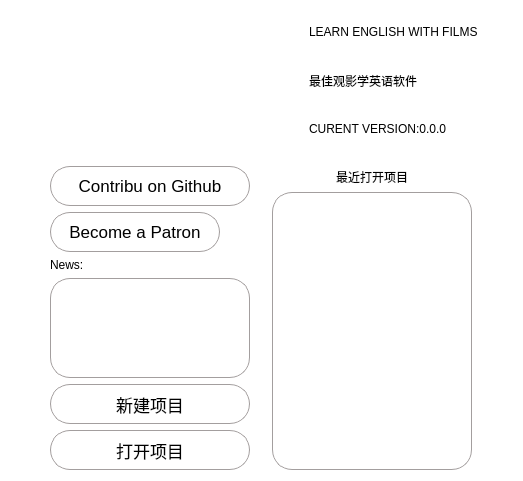
First picture: the form in src/welcomepage.ui, repository yurui105/learnEnglishWithFilms, before the edit.
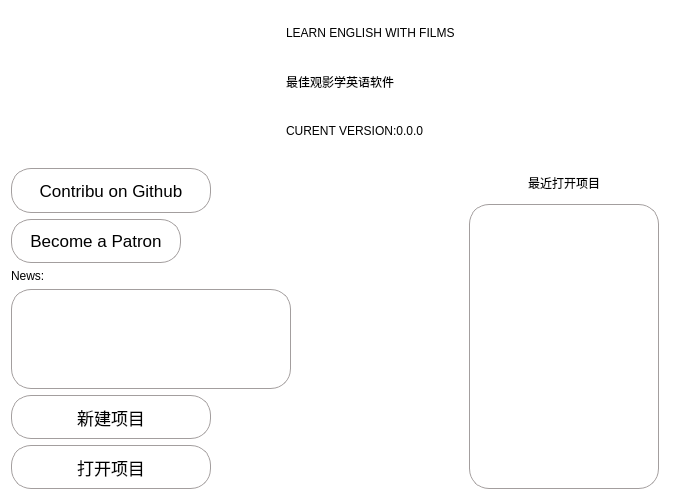
Second picture: the form after the edit. Icons and pictures are not drawn.

```diff
--- a/src/welcomepage.ui
+++ b/src/welcomepage.ui
@@ -6,10 +6,22 @@
    <rect>
     <x>0</x>
     <y>0</y>
-    <width>523</width>
-    <height>481</height>
+    <width>700</width>
+    <height>500</height>
    </rect>
   </property>
+  <property name="sizePolicy">
+   <sizepolicy hsizetype="MinimumExpanding" vsizetype="Preferred">
+    <horstretch>0</horstretch>
+    <verstretch>0</verstretch>
+   </sizepolicy>
+  </property>
+  <property name="minimumSize">
+   <size>
+    <width>700</width>
+    <height>500</height>
+   </size>
+  </property>
   <property name="windowTitle">
    <string>Form</string>
   </property>
@@ -235,7 +247,7 @@
             <widget class="QGroupBox" name="groupBox">
              <property name="minimumSize">
               <size>
-               <width>180</width>
+               <width>310</width>
                <height>100</height>
               </size>
              </property>
@@ -243,7 +255,8 @@
               <string notr="true">border-style: solid;
 border-width: 1px;
 border-color: #a39e9e;
-border-radius: 20px;</string>
+border-radius: 20px;
+margin-right: 30px;</string>
              </property>
              <property name="title">
               <string/>
@@ -348,14 +361,27 @@
          </item>
         </layout>
        </item>
+       <item>
+        <spacer name="horizontalSpacer">
+         <property name="orientation">
+          <enum>Qt::Horizontal</enum>
+         </property>
+         <property name="sizeHint" stdset="0">
+          <size>
+           <width>40</width>
+           <height>20</height>
+          </size>
+         </property>
+        </spacer>
+       </item>
        <item>
         <layout class="QVBoxLayout" name="recentLayout">
          <item>
           <widget class="QLabel" name="label_2">
            <property name="maximumSize">
             <size>
-             <width>200</width>
-             <height>20</height>
+             <width>111111</width>
+             <height>30</height>
             </size>
            </property>
            <property name="layoutDirection">
@@ -368,7 +394,7 @@
             <bool>false</bool>
            </property>
            <property name="alignment">
-            <set>Qt::AlignBottom|Qt::AlignHCenter</set>
+            <set>Qt::AlignCenter</set>
            </property>
           </widget>
          </item>
@@ -376,13 +402,13 @@
           <widget class="QGroupBox" name="recentProjectBox">
            <property name="minimumSize">
             <size>
-             <width>100</width>
+             <width>250</width>
              <height>200</height>
             </size>
            </property>
            <property name="maximumSize">
             <size>
-             <width>200</width>
+             <width>350</width>
              <height>16777215</height>
             </size>
            </property>
@@ -393,7 +419,9 @@
             <string notr="true">border-style: solid;
 border-width: 1px;
 border-color: #a39e9e;
-border-radius: 20px;</string>
+border-radius: 20px;
+margin-left: 30px;
+margin-right: 30px;</string>
            </property>
            <property name="title">
             <string/>
```
